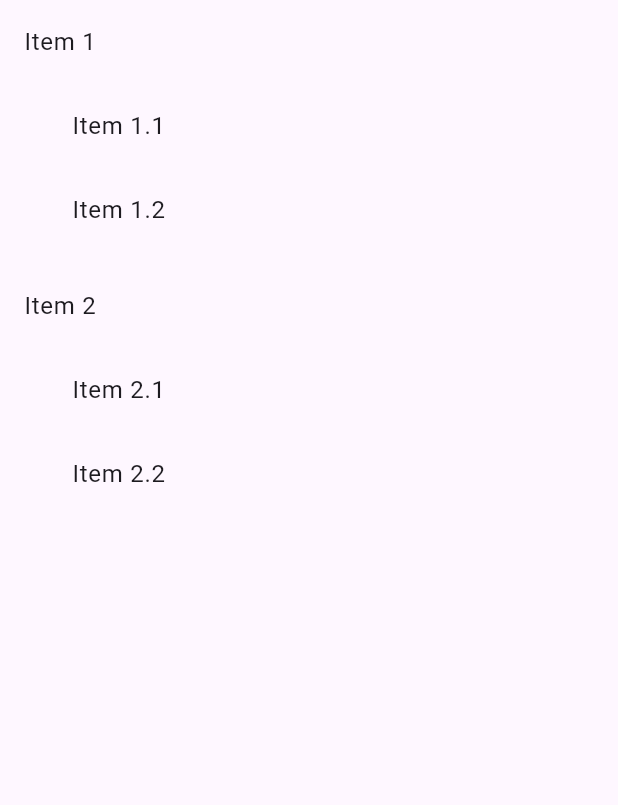
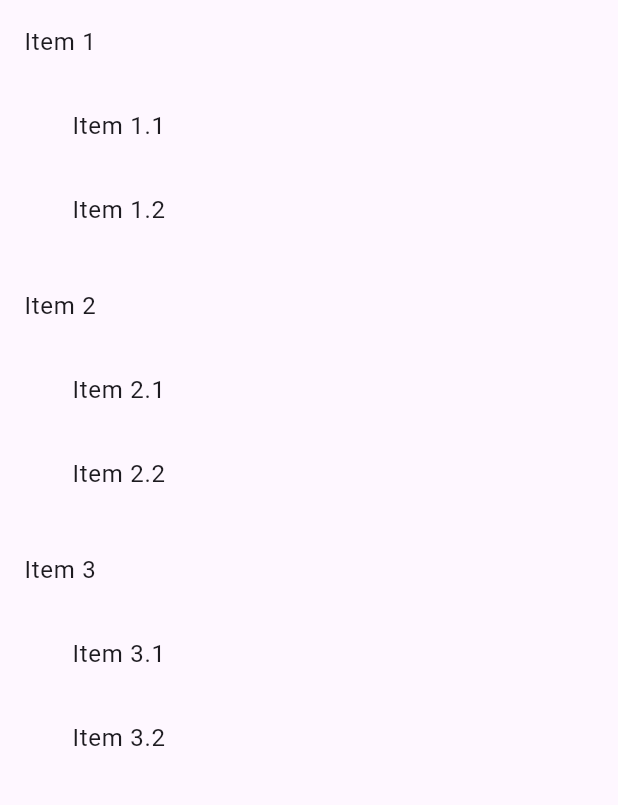
Before and after one commit to welchi/nested_reorderable_list, a Flutter app: the screen it shows after launch, on a phone screen of 412 x 824 dp, the part 84-889 px from its top. Run offline on Flutter 3.47's test engine with Material 2 defaults, Android fonts, the phone set to English and light mode, and no system bars.

Commit message:
Update example

```diff
--- a/example/lib/main.dart
+++ b/example/lib/main.dart
@@ -62,6 +62,20 @@ class _MyHomePageState extends State<MyHomePage> {
         ),
       ],
     ),
+    DragAndDropItem<String>(
+      key: 'Item 3',
+      content: 'Item 3',
+      children: [
+        DragAndDropItem<String>(
+          key: 'Item 3.1',
+          content: 'Item 3.1',
+        ),
+        DragAndDropItem<String>(
+          key: 'Item 3.2',
+          content: 'Item 3.2',
+        ),
+      ],
+    ),
   ];
 
   @override
@@ -71,15 +85,30 @@ class _MyHomePageState extends State<MyHomePage> {
         backgroundColor: Theme.of(context).colorScheme.inversePrimary,
         title: Text(widget.title),
       ),
-      body: NestedReorderableList(
-        dragAndDropItems: items,
-        itemBuilder: (context, item) => ListTile(
-          key: Key(item.key),
-          title: Text(item.content),
+      body: SingleChildScrollView(
+        child: NestedReorderableList(
+          dragAndDropItems: items,
+          itemBuilder: (context, item) => ListTile(
+            key: Key(item.key),
+            title: Text(item.content),
+          ),
+          onReorder: (source, destination, _) {
+            setState(() {
+              // Determine source and destination lists
+              final sourceList = (source.parentIndex == null)
+                  ? items
+                  : items[source.parentIndex!].children;
+              final destList = (destination.parentIndex == null)
+                  ? items
+                  : items[destination.parentIndex!].children;
+
+              // Perform removal and insertion
+              final moved = sourceList.removeAt(source.index);
+              final destinationIndex = destination.index;
+              destList.insert(destinationIndex, moved);
+            });
+          },
         ),
-        onReorder: (source, destination, movedItem) {
-          // Implement reordering logic
-        },
       ),
     );
   }
```
